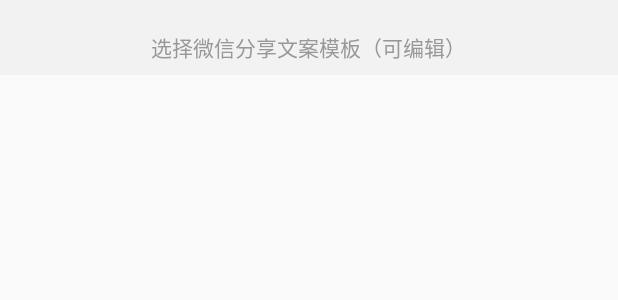
After one commit to smallhorse87/MyBole, an Android app: the layout header_plan.xml on its own in the app's theme, with its tools: preview values and no code run, on a phone screen of 412 x 824 dp. The commit adds this screen. Shown: the top 300 px of the screen. Run offline under Robolectric (Android 15) with nearby library versions, the phone set to English and light mode, and no system bars.

Commit message:
文案模板的选择

```diff
--- a/app/src/main/AndroidManifest.xml
+++ b/app/src/main/AndroidManifest.xml
@@ -52,7 +52,8 @@
             android:screenOrientation="portrait"
             android:theme="@style/AppTheme" />
         <activity android:name=".activity.statistics.TotalStatActivity" />
-        <activity android:name=".activity.statistics.DetailedStatActivity"></activity>
+        <activity android:name=".activity.statistics.DetailedStatActivity" />
+        <activity android:name=".activity.shareactivity.PlanlistActivity"></activity>
     </application>
 
 </manifest>
--- a/app/src/main/java/com/zhitian/mybole/activity/login/LoginActivity.java
+++ b/app/src/main/java/com/zhitian/mybole/activity/login/LoginActivity.java
@@ -152,8 +152,8 @@ public class LoginActivity extends BaseActivity {
 
         loginHandler = new OperationResponseHandler(){
 
-            public void onJsonSuccess(JSONObject retData){
-                MerchantInfo info = retLoginSucc(retData);
+            public void onJsonSuccess(Object retData){
+                MerchantInfo info = retLoginSucc((JSONObject)retData);
 
                 AppContext.saveLoginInfo(info.getUserId(), info.getGsid(), etTelphone.getText().toString());
                 AppContext.myInfo = info;
--- a/app/src/main/java/com/zhitian/mybole/activity/merchant/MerchantFormActivity.java
+++ b/app/src/main/java/com/zhitian/mybole/activity/merchant/MerchantFormActivity.java
@@ -339,8 +339,8 @@ public class MerchantFormActivity extends BaseActivity implements View.OnClickLi
 
             BoleApi.getSystemConfig(new OperationResponseHandler(){
 
-                public void onJsonSuccess(JSONObject retData){
-                    ConfigInfo info = retSystemConfig(retData);
+                public void onJsonSuccess(Object retData){
+                    ConfigInfo info = retSystemConfig((JSONObject)retData);
 
                     if (RegionXmlUtil.doesUpdateNeeded(info.getRegions().getUpdateAt())){
                         RegionXmlUtil.downloadRegionXml(info.getRegions().getUrl());
--- a/app/src/main/java/com/zhitian/mybole/activity/myactivities/MyActivitesActivity.java
+++ b/app/src/main/java/com/zhitian/mybole/activity/myactivities/MyActivitesActivity.java
@@ -58,11 +58,11 @@ public class MyActivitesActivity extends AppCompatActivity implements XListView.
     public void requestForList(){
         BoleApi.getActivityList(page, new OperationResponseHandler() {
             @Override
-            public void onJsonSuccess(JSONObject retData) {
+            public void onJsonSuccess(Object retData) {
 
-                PageInfo pageInfo = retPageInfo(retData);
+                PageInfo pageInfo = retPageInfo((JSONObject)retData);
 
-                List<ActivityInfo> list = retActivityList(retData);
+                List<ActivityInfo> list = retActivityList((JSONObject)retData);
 
                 if (page == 1) {
                     currentList.clear();
--- a/app/src/main/java/com/zhitian/mybole/activity/statistics/DetailedStatActivity.java
+++ b/app/src/main/java/com/zhitian/mybole/activity/statistics/DetailedStatActivity.java
@@ -56,8 +56,8 @@ public class DetailedStatActivity extends AppCompatActivity {
 
         BoleApi.getDetailedStat(activityId, new OperationResponseHandler() {
             @Override
-            public void onJsonSuccess(JSONObject retData) {
-                DetailedStatInfo detailedInfo = retDetailedStat(retData);
+            public void onJsonSuccess(Object retData) {
+                DetailedStatInfo detailedInfo = retDetailedStat((JSONObject)retData);
 
                 setupContent(detailedInfo);
                 scrollView2.setVisibility(ScrollView.VISIBLE);
--- a/app/src/main/java/com/zhitian/mybole/activity/statistics/TotalStatActivity.java
+++ b/app/src/main/java/com/zhitian/mybole/activity/statistics/TotalStatActivity.java
@@ -58,8 +58,8 @@ public class TotalStatActivity extends AppCompatActivity {
 
         BoleApi.getTotalStat(new OperationResponseHandler() {
             @Override
-            public void onJsonSuccess(JSONObject retData) {
-                TotalStatInfo totalInfo = retStatsList(retData);
+            public void onJsonSuccess(Object retData) {
+                TotalStatInfo totalInfo = retStatsList((JSONObject)retData);
 
                 headerHolder.setContent(totalInfo);
 
--- a/app/src/main/java/com/zhitian/mybole/api/ApiHttpClient.java
+++ b/app/src/main/java/com/zhitian/mybole/api/ApiHttpClient.java
@@ -20,6 +20,7 @@ public class ApiHttpClient {
 	public static String DEFAULT_API_URL;
 	public static final String DELETE = "DELETE";
 	public static String DEV_API_URL = "http://m.bodimall.com/api/%s";
+	//public static String DEV_API_URL = "http://www.77bole.com/api/%s";
 	public static final String GET = "GET";
 	public static final String POST = "POST";
 	public static final String PUT = "PUT";
--- a/app/src/main/java/com/zhitian/mybole/api/ApiResult.java
+++ b/app/src/main/java/com/zhitian/mybole/api/ApiResult.java
@@ -31,4 +31,5 @@ public class ApiResult {
         return msg;
     }
 
+
 }
--- /dev/null
+++ b/app/src/main/res/layout/header_plan.xml
@@ -0,0 +1,18 @@
+<?xml version="1.0" encoding="utf-8"?>
+<LinearLayout xmlns:android="http://schemas.android.com/apk/res/android"
+    android:orientation="vertical"
+    android:layout_width="match_parent"
+    android:layout_height="50dp"
+    android:background="#f2f2f2">
+
+    <TextView
+        android:layout_width="wrap_content"
+        android:layout_height="42dp"
+        android:text="选择微信分享文案模板（可编辑）"
+        android:id="@+id/textView8"
+        android:layout_gravity="center_horizontal"
+        android:gravity="bottom"
+        android:layout_marginBottom="8dp"
+        android:textColor="#989898"
+        android:textSize="14dp" />
+</LinearLayout>
```
Also changed, not shown: app/src/main/java/com/zhitian/mybole/activity/myactivities/adaptor/ItemViewHolder.java (+19 -1 lines), app/src/main/java/com/zhitian/mybole/api/BoleApi.java (+8 -0 lines), app/src/main/java/com/zhitian/mybole/api/OperationResponseHandler.java (+27 -3 lines), app/src/main/res/layout/activity_planlist.xml (added, +13 -0 lines), app/src/main/res/layout/item_plan.xml (added, +60 -0 lines).
